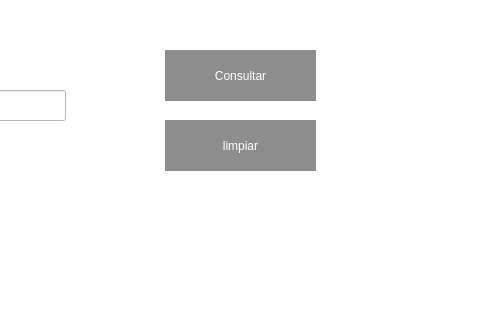
andresparra85/proyecto-aeropuerto, file inter_consultar_cliente.ui: the form before one commit; both pictures show x 305 to 800 and y 0 to 320 of the 800 by 600 pixel window.
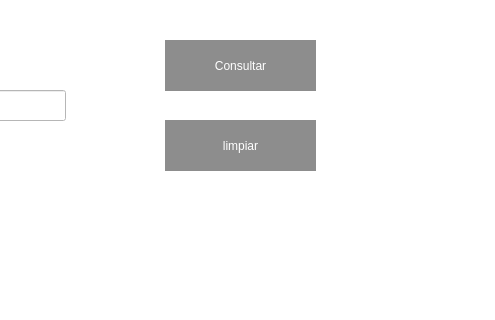
The form after the commit.

Patch:
```diff
--- a/inter_consultar_cliente.ui
+++ b/inter_consultar_cliente.ui
@@ -56,7 +56,7 @@
     <property name="geometry">
      <rect>
       <x>470</x>
-      <y>50</y>
+      <y>40</y>
       <width>151</width>
       <height>51</height>
      </rect>
```
